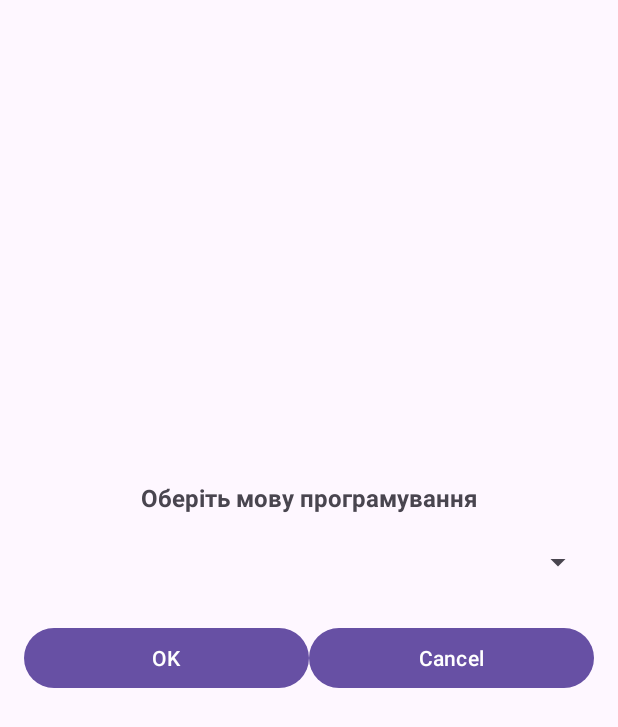
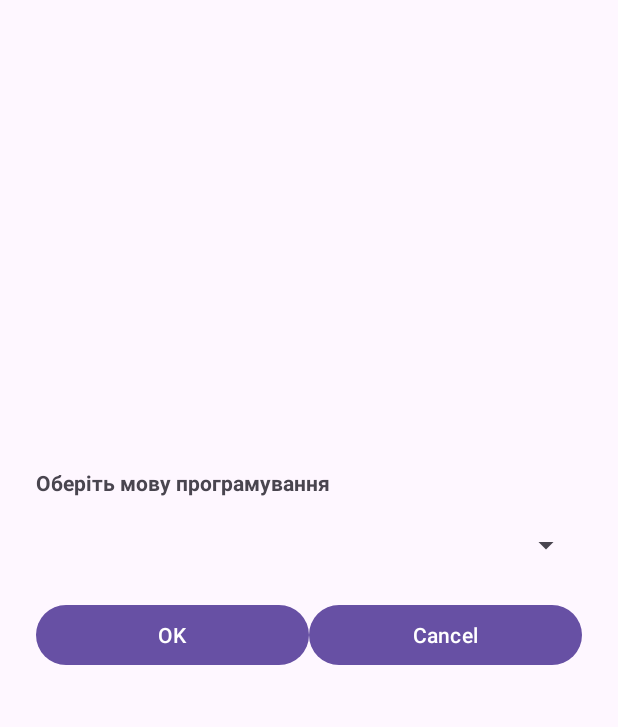
Before and after one commit to XBOXseer/Java_Android_Lr3, an Android app: the screen it shows after launch (MainActivity), after a tap on "Cancel", on a phone screen of 412 x 824 dp. Shown: the top 727 px of the screen. Run offline under Robolectric (Android 15) with nearby library versions, the phone set to English and light mode, and no system bars.

```diff
--- a/app/src/main/java/com/example/myapplication/MainActivity.java
+++ b/app/src/main/java/com/example/myapplication/MainActivity.java
@@ -1,59 +1,45 @@
 package com.example.myapplication;
+
 import android.os.Bundle;
 import androidx.appcompat.app.AppCompatActivity;
-import android.view.View;
-import android.widget.AdapterView;
-import android.widget.ArrayAdapter;
-import android.widget.Button;
-import android.widget.Spinner;
-import android.widget.TextView;
-import android.widget.Toast;
+import androidx.fragment.app.FragmentManager;
 
-public class MainActivity extends AppCompatActivity {
+public class MainActivity extends AppCompatActivity implements SelectionFragment.OnLanguageSelectedListener {
 
-    Spinner spinnerLanguages;
-    Button buttonOk, buttonCancel;
-    TextView textResult;
-    String selectedLanguage = "";
+    private ResultFragment resultFragment;
 
     @Override
     protected void onCreate(Bundle savedInstanceState) {
         super.onCreate(savedInstanceState);
         setContentView(R.layout.activity_main);
 
-        spinnerLanguages = findViewById(R.id.spinnerLanguages);
-        buttonOk = findViewById(R.id.buttonOk);
-        buttonCancel = findViewById(R.id.buttonCancel);
-        textResult = findViewById(R.id.textResult);
+        // Додаємо обидва фрагменти
+        FragmentManager fm = getSupportFragmentManager();
 
-        String[] languages = {"", "Java", "Python", "C++", "JavaScript", "Kotlin", "Swift"};
-        ArrayAdapter<String> adapter = new ArrayAdapter<>(this, android.R.layout.simple_spinner_item, languages);
-        adapter.setDropDownViewResource(android.R.layout.simple_spinner_dropdown_item);
-        spinnerLanguages.setAdapter(adapter);
+        if (savedInstanceState == null) {
+            fm.beginTransaction()
+                    .replace(R.id.fragment_selection, new SelectionFragment())
+                    .replace(R.id.fragment_result, new ResultFragment())
+                    .commit();
+        }
 
-        spinnerLanguages.setOnItemSelectedListener(new AdapterView.OnItemSelectedListener() {
-            @Override
-            public void onItemSelected(AdapterView<?> parent, View view, int position, long id) {
-                selectedLanguage = languages[position];
-            }
+        // Після ініціалізації activity пробуємо знайти фрагмент результату
+        resultFragment = (ResultFragment) fm.findFragmentById(R.id.fragment_result);
+    }
 
-            @Override
-            public void onNothingSelected(AdapterView<?> parent) {
-                selectedLanguage = "";
-            }
-        });
+    @Override
+    public void onLanguageSelected(String language) {
+        resultFragment = (ResultFragment) getSupportFragmentManager().findFragmentById(R.id.fragment_result);
+        if (resultFragment != null) {
+            resultFragment.setLanguage(language);
+        }
+    }
 
-        buttonOk.setOnClickListener(view -> {
-            if (selectedLanguage.isEmpty()) {
-                Toast.makeText(MainActivity.this, "Будь ласка, оберіть мову програмування!", Toast.LENGTH_SHORT).show();
-            } else {
-                textResult.setText("Вибрана мова: " + selectedLanguage);
-            }
-        });
-
-        buttonCancel.setOnClickListener(view -> {
-            spinnerLanguages.setSelection(0); // повернути вибір до порожнього
-            textResult.setText("");
-        });
+    @Override
+    public void onClearRequested() {
+        resultFragment = (ResultFragment) getSupportFragmentManager().findFragmentById(R.id.fragment_result);
+        if (resultFragment != null) {
+            resultFragment.clearResult();
+        }
     }
 }
--- /dev/null
+++ b/app/src/main/java/com/example/myapplication/ResultFragment.java
@@ -0,0 +1,38 @@
+package com.example.myapplication;
+
+import android.os.Bundle;
+import android.view.LayoutInflater;
+import android.view.View;
+import android.view.ViewGroup;
+import android.widget.TextView;
+import androidx.annotation.NonNull;
+import androidx.annotation.Nullable;
+import androidx.fragment.app.Fragment;
+
+public class ResultFragment extends Fragment {
+
+    TextView textResult;
+
+    @Nullable
+    @Override
+    public View onCreateView(@NonNull LayoutInflater inflater, @Nullable ViewGroup container, @Nullable Bundle savedInstanceState) {
+        return inflater.inflate(R.layout.fragment_result, container, false);
+    }
+
+    @Override
+    public void onViewCreated(@NonNull View view, @Nullable Bundle savedInstanceState) {
+        textResult = view.findViewById(R.id.textResult);
+    }
+
+    public void setLanguage(String language) {
+        if (textResult != null) {
+            textResult.setText("Вибрана мова: " + language);
+        }
+    }
+
+    public void clearResult() {
+        if (textResult != null) {
+            textResult.setText("");
+        }
+    }
+}
--- /dev/null
+++ b/app/src/main/java/com/example/myapplication/SelectionFragment.java
@@ -0,0 +1,77 @@
+package com.example.myapplication;
+
+import android.content.Context;
+import android.os.Bundle;
+import android.view.LayoutInflater;
+import android.view.View;
+import android.view.ViewGroup;
+import android.widget.*;
+import androidx.annotation.NonNull;
+import androidx.annotation.Nullable;
+import androidx.fragment.app.Fragment;
+
+public class SelectionFragment extends Fragment {
+
+    Spinner spinnerLanguages;
+    Button buttonOk, buttonCancel;
+    String selectedLanguage = "";
+    OnLanguageSelectedListener callback;
+
+    public interface OnLanguageSelectedListener {
+        void onLanguageSelected(String language);
+        void onClearRequested();
+    }
+
+    @Override
+    public void onAttach(@NonNull Context context) {
+        super.onAttach(context);
+        if (context instanceof OnLanguageSelectedListener) {
+            callback = (OnLanguageSelectedListener) context;
+        } else {
+            throw new RuntimeException(context.toString() + " must implement OnLanguageSelectedListener");
+        }
+    }
+
+    @Nullable
+    @Override
+    public View onCreateView(@NonNull LayoutInflater inflater, @Nullable ViewGroup container, @Nullable Bundle savedInstanceState) {
+        return inflater.inflate(R.layout.fragment_selection, container, false);
+    }
+
+    @Override
+    public void onViewCreated(@NonNull View view, @Nullable Bundle savedInstanceState) {
+        spinnerLanguages = view.findViewById(R.id.spinnerLanguages);
+        buttonOk = view.findViewById(R.id.buttonOk);
+        buttonCancel = view.findViewById(R.id.buttonCancel);
+
+        String[] languages = {"", "Java", "Python", "C++", "JavaScript", "Kotlin", "Swift"};
+        ArrayAdapter<String> adapter = new ArrayAdapter<>(getContext(), android.R.layout.simple_spinner_item, languages);
+        adapter.setDropDownViewResource(android.R.layout.simple_spinner_dropdown_item);
+        spinnerLanguages.setAdapter(adapter);
+
+        spinnerLanguages.setOnItemSelectedListener(new AdapterView.OnItemSelectedListener() {
+            @Override
+            public void onItemSelected(AdapterView<?> parent, View view, int position, long id) {
+                selectedLanguage = languages[position];
+            }
+
+            @Override
+            public void onNothingSelected(AdapterView<?> parent) {
+                selectedLanguage = "";
+            }
+        });
+
+        buttonOk.setOnClickListener(v -> {
+            if (selectedLanguage.isEmpty()) {
+                Toast.makeText(getContext(), "Будь ласка, оберіть мову програмування!", Toast.LENGTH_SHORT).show();
+            } else {
+                callback.onLanguageSelected(selectedLanguage);
+            }
+        });
+
+        buttonCancel.setOnClickListener(v -> {
+            spinnerLanguages.setSelection(0);
+            callback.onClearRequested();
+        });
+    }
+}
--- a/app/src/main/res/layout/activity_main.xml
+++ b/app/src/main/res/layout/activity_main.xml
@@ -1,4 +1,3 @@
-<?xml version="1.0" encoding="utf-8"?>
 <LinearLayout xmlns:android="http://schemas.android.com/apk/res/android"
     android:orientation="vertical"
     android:padding="16dp"
@@ -6,47 +5,14 @@
     android:layout_width="match_parent"
     android:layout_height="match_parent">
 
-    <TextView
-        android:layout_width="wrap_content"
-        android:layout_height="wrap_content"
-        android:text="@string/language_prompt"
-        android:textSize="16sp"
-        android:textStyle="bold"
-        android:layout_marginBottom="8dp" />
-
-
-    <Spinner
-        android:id="@+id/spinnerLanguages"
-        android:layout_width="match_parent"
-        android:layout_height="48dp"
-        android:prompt="@string/language_prompt" />
-
-    <LinearLayout
-        android:orientation="horizontal"
+    <FrameLayout
+        android:id="@+id/fragment_selection"
         android:layout_width="match_parent"
         android:layout_height="wrap_content"
-        android:layout_marginTop="16dp">
+        android:layout_marginBottom="16dp" />
 
-        <Button
-            android:id="@+id/buttonOk"
-            android:layout_width="0dp"
-            android:layout_weight="1"
-            android:layout_height="wrap_content"
-            android:text="OK" />
-
-        <Button
-            android:id="@+id/buttonCancel"
-            android:layout_width="0dp"
-            android:layout_weight="1"
-            android:layout_height="wrap_content"
-            android:text="Cancel" />
-    </LinearLayout>
-
-    <TextView
-        android:id="@+id/textResult"
+    <FrameLayout
+        android:id="@+id/fragment_result"
         android:layout_width="match_parent"
-        android:layout_height="wrap_content"
-        android:textSize="18sp"
-        android:layout_marginTop="16dp"
-        android:textColor="#000000" />
+        android:layout_height="wrap_content" />
 </LinearLayout>
--- /dev/null
+++ b/app/src/main/res/layout/fragment_result.xml
@@ -0,0 +1,14 @@
+<LinearLayout xmlns:android="http://schemas.android.com/apk/res/android"
+    android:orientation="vertical"
+    android:padding="8dp"
+    android:layout_width="match_parent"
+    android:layout_height="wrap_content">
+
+    <TextView
+        android:id="@+id/textResult"
+        android:layout_width="match_parent"
+        android:layout_height="wrap_content"
+        android:textSize="18sp"
+        android:textColor="#000000"
+        android:layout_marginTop="8dp" />
+</LinearLayout>
--- /dev/null
+++ b/app/src/main/res/layout/fragment_selection.xml
@@ -0,0 +1,40 @@
+<LinearLayout xmlns:android="http://schemas.android.com/apk/res/android"
+    android:orientation="vertical"
+    android:padding="8dp"
+    android:layout_width="match_parent"
+    android:layout_height="wrap_content">
+
+    <TextView
+        android:layout_width="wrap_content"
+        android:layout_height="wrap_content"
+        android:text="@string/language_prompt"
+        android:textStyle="bold"
+        android:layout_marginBottom="8dp" />
+
+    <Spinner
+        android:id="@+id/spinnerLanguages"
+        android:layout_width="match_parent"
+        android:layout_height="48dp"
+        android:prompt="@string/language_prompt" />
+
+    <LinearLayout
+        android:orientation="horizontal"
+        android:layout_width="match_parent"
+        android:layout_height="wrap_content"
+        android:layout_marginTop="12dp">
+
+        <Button
+            android:id="@+id/buttonOk"
+            android:layout_width="0dp"
+            android:layout_weight="1"
+            android:layout_height="wrap_content"
+            android:text="OK" />
+
+        <Button
+            android:id="@+id/buttonCancel"
+            android:layout_width="0dp"
+            android:layout_weight="1"
+            android:layout_height="wrap_content"
+            android:text="Cancel" />
+    </LinearLayout>
+</LinearLayout>
```
Also changed, not shown: 1 other file.
